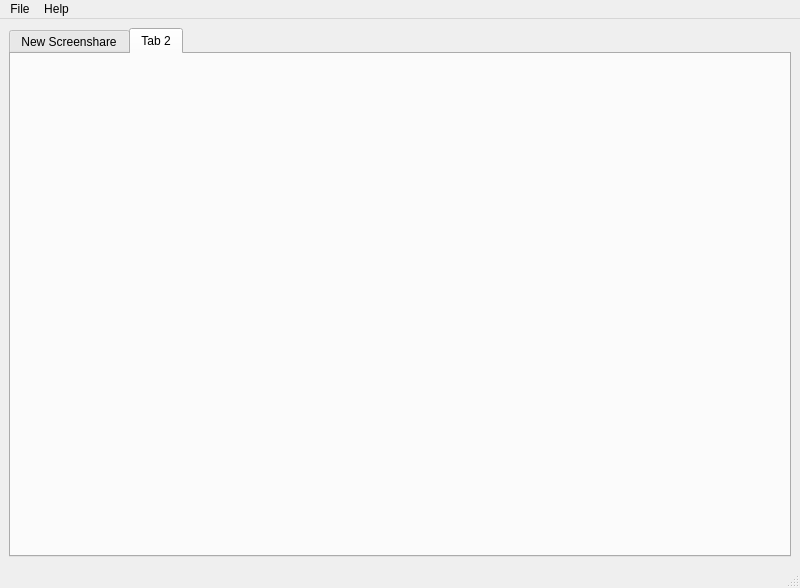
The window that screenshare-client/mainwindow.ui (JohannBo/Hermodr-Presesenter) describes before a commit, drawn with Qt 5.
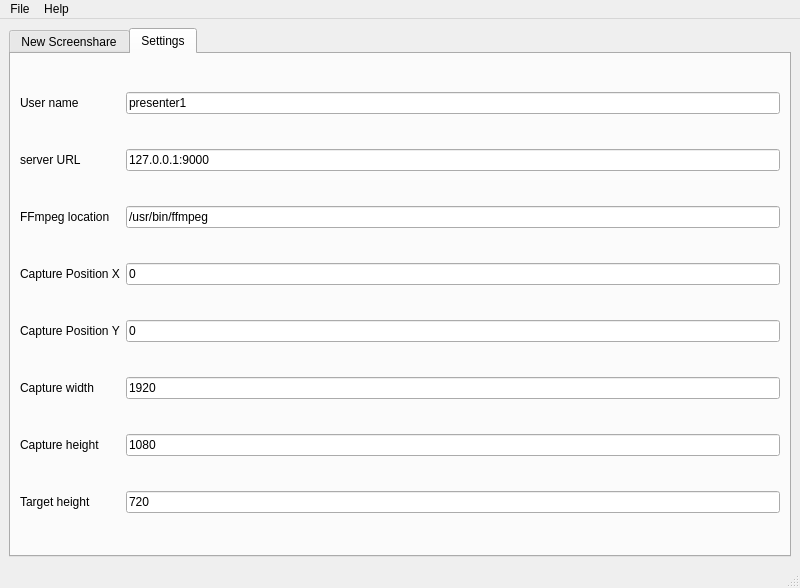
The same window after the commit. The open tabs and pages were chosen to show the change.

Diff of the .ui file:
```diff
--- a/screenshare-client/mainwindow.ui
+++ b/screenshare-client/mainwindow.ui
@@ -15,7 +15,7 @@
   </property>
   <widget class="QWidget" name="centralwidget">
    <layout class="QGridLayout" name="gridLayout">
-    <item row="0" column="0">
+    <item row="0" column="1">
      <widget class="QTabWidget" name="tabWidget">
       <property name="currentIndex">
        <number>0</number>
@@ -159,8 +159,122 @@
       </widget>
       <widget class="QWidget" name="tab_2">
        <attribute name="title">
-        <string>Tab 2</string>
+        <string>Settings</string>
        </attribute>
+       <layout class="QGridLayout" name="gridLayout_5">
+        <item row="0" column="0">
+         <widget class="QLabel" name="label">
+          <property name="text">
+           <string>User name</string>
+          </property>
+         </widget>
+        </item>
+        <item row="0" column="1">
+         <widget class="QLineEdit" name="lineEdit_settings_userName">
+          <property name="text">
+           <string>presenter1</string>
+          </property>
+         </widget>
+        </item>
+        <item row="1" column="0">
+         <widget class="QLabel" name="label_3">
+          <property name="text">
+           <string>server URL</string>
+          </property>
+         </widget>
+        </item>
+        <item row="1" column="1">
+         <widget class="QLineEdit" name="lineEdit_settings_serverUrl">
+          <property name="text">
+           <string>127.0.0.1:9000</string>
+          </property>
+         </widget>
+        </item>
+        <item row="2" column="0">
+         <widget class="QLabel" name="label_2">
+          <property name="text">
+           <string>FFmpeg location</string>
+          </property>
+         </widget>
+        </item>
+        <item row="2" column="1">
+         <widget class="QLineEdit" name="lineEdit_settings_ffmpeg">
+          <property name="text">
+           <string>/usr/bin/ffmpeg</string>
+          </property>
+         </widget>
+        </item>
+        <item row="3" column="0">
+         <widget class="QLabel" name="label_4">
+          <property name="text">
+           <string>Capture Position X</string>
+          </property>
+         </widget>
+        </item>
+        <item row="3" column="1">
+         <widget class="QLineEdit" name="lineEdit_settings_positionX">
+          <property name="text">
+           <string>0</string>
+          </property>
+         </widget>
+        </item>
+        <item row="4" column="0">
+         <widget class="QLabel" name="label_5">
+          <property name="text">
+           <string>Capture Position Y</string>
+          </property>
+         </widget>
+        </item>
+        <item row="4" column="1">
+         <widget class="QLineEdit" name="lineEdit_settings_positionY">
+          <property name="text">
+           <string>0</string>
+          </property>
+         </widget>
+        </item>
+        <item row="5" column="0">
+         <widget class="QLabel" name="label_6">
+          <property name="text">
+           <string>Capture width</string>
+          </property>
+         </widget>
+        </item>
+        <item row="5" column="1">
+         <widget class="QLineEdit" name="lineEdit_settings_width">
+          <property name="text">
+           <string>1920</string>
+          </property>
+         </widget>
+        </item>
+        <item row="6" column="0">
+         <widget class="QLabel" name="label_7">
+          <property name="text">
+           <string>Capture height</string>
+          </property>
+         </widget>
+        </item>
+        <item row="6" column="1">
+         <widget class="QLineEdit" name="lineEdit_settings_height">
+          <property name="text">
+           <string>1080</string>
+          </property>
+         </widget>
+        </item>
+        <item row="7" column="0">
+         <widget class="QLabel" name="label_8">
+          <property name="text">
+           <string>Target height</string>
+          </property>
+         </widget>
+        </item>
+        <item row="7" column="1">
+         <widget class="QLineEdit" name="lineEdit_settings_targetHeight">
+          <property name="text">
+           <string>720</string>
+          </property>
+         </widget>
+        </item>
+       </layout>
       </widget>
      </widget>
     </item>
```
Left out of the diff: 16 changed lines with no effect on the pictures.
